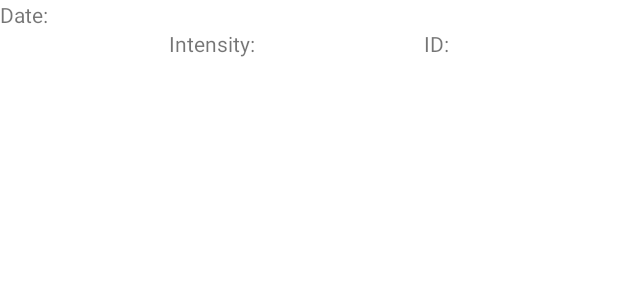
After one commit to RegBl/MigraineTracker, an Android app: the layout past_record_list_item.xml on its own in the app's theme, with its tools: preview values and no code run, on a phone screen of 412 x 824 dp. The commit adds this screen. Shown: the top 300 px of the screen. Run offline under Robolectric (Android 15) with nearby library versions, the phone set to English and light mode, and no system bars.

Commit message:
updated viewModel & layouts to use 2-way data binding

```diff
--- a/app/build.gradle
+++ b/app/build.gradle
@@ -27,6 +27,7 @@ android {
     }
     buildFeatures {
         viewBinding true
+        dataBinding true
     }
     compileOptions {
         sourceCompatibility JavaVersion.VERSION_1_8
--- /dev/null
+++ b/app/src/main/res/layout/past_record_list_item.xml
@@ -0,0 +1,35 @@
+<?xml version="1.0" encoding="utf-8"?>
+<androidx.constraintlayout.widget.ConstraintLayout xmlns:android="http://schemas.android.com/apk/res/android"
+    xmlns:app="http://schemas.android.com/apk/res-auto"
+    android:id="@+id/past_record_list_item"
+    android:layout_width="match_parent"
+    android:layout_height="match_parent">
+
+    <TextView
+        android:id="@+id/questionnaire_date"
+        android:layout_width="match_parent"
+        android:layout_height="wrap_content"
+        android:text="@string/past_record_date"
+        app:layout_constraintEnd_toEndOf="parent"
+        app:layout_constraintStart_toStartOf="parent"
+        app:layout_constraintTop_toTopOf="parent" />
+
+    <TextView
+        android:id="@+id/intensity"
+        android:layout_width="wrap_content"
+        android:layout_height="wrap_content"
+        android:text="@string/past_record_intensity"
+        app:layout_constraintEnd_toStartOf="@+id/questionnaire_id"
+        app:layout_constraintStart_toStartOf="parent"
+        app:layout_constraintTop_toBottomOf="@+id/questionnaire_date" />
+
+    <TextView
+        android:id="@+id/questionnaire_id"
+        android:layout_width="wrap_content"
+        android:layout_height="wrap_content"
+        android:text="@string/past_record_id"
+        app:layout_constraintEnd_toEndOf="parent"
+        app:layout_constraintStart_toEndOf="@+id/intensity"
+        app:layout_constraintTop_toTopOf="@+id/intensity" />
+
+</androidx.constraintlayout.widget.ConstraintLayout>
--- a/app/src/main/res/values/strings.xml
+++ b/app/src/main/res/values/strings.xml
@@ -15,6 +15,9 @@
     <string name="hint_edit_text_q_4">Describe aura, if any</string>
     <string name="hint_edit_text_q_8">List medications, if any</string>
     <string name="submit">Submit</string>
+    <string name="past_record_date">Date:</string>
+    <string name="past_record_intensity">Intensity:</string>
+    <string name="past_record_id">ID:</string>
     <!-- TODO: Remove or change this placeholder text -->
     <string name="hello_blank_fragment">Hello blank fragment</string>
 </resources>
--- a/build.gradle
+++ b/build.gradle
@@ -7,7 +7,7 @@ buildscript {
         mavenCentral()
     }
     dependencies {
-        classpath 'com.android.tools.build:gradle:7.0.2'
+        classpath 'com.android.tools.build:gradle:7.0.4'
         classpath "org.jetbrains.kotlin:kotlin-gradle-plugin:$kotlin_version"
         classpath "androidx.navigation:navigation-safe-args-gradle-plugin:$nav_version"
 
```
Also changed, not shown: app/src/main/java/io/github/regbl/migrainetracker/view/DailyRecordFragment.kt (+32 -0 lines), app/src/main/java/io/github/regbl/migrainetracker/view/MainFragment.kt (+8 -5 lines), app/src/main/java/io/github/regbl/migrainetracker/viewmodel/DailyRecordViewModel.kt (+22 -0 lines), app/src/main/res/layout/fragment_daily_record.xml (+35 -15 lines), app/src/main/res/layout/fragment_main.xml (+12 -9 lines).
